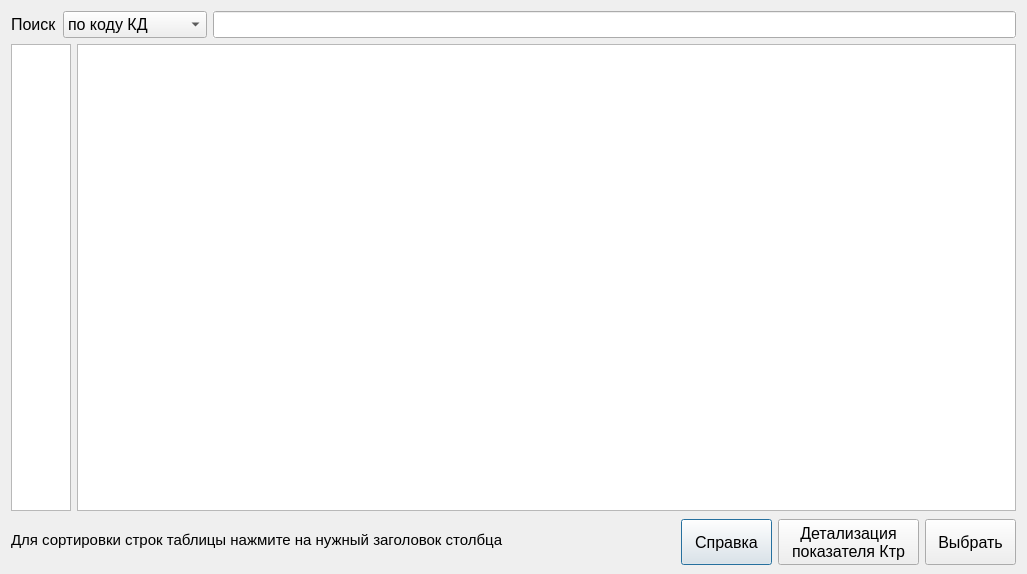
Before: the Qt Designer form listkd.ui in YakSid/KDC_RSREU, drawn with Qt 5.
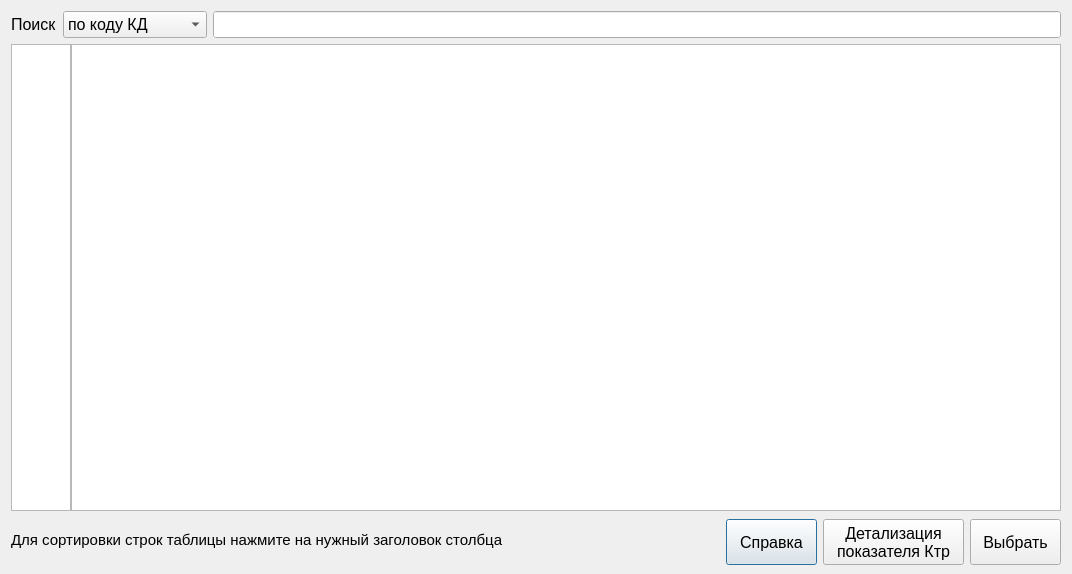
After: the same form once the commit is applied. Icons and pictures are not drawn.

The edit to the form file:
```diff
--- a/listkd.ui
+++ b/listkd.ui
@@ -6,7 +6,7 @@
    <rect>
     <x>0</x>
     <y>0</y>
-    <width>1027</width>
+    <width>1072</width>
     <height>574</height>
    </rect>
   </property>
@@ -66,6 +66,9 @@
    </item>
    <item row="1" column="0">
     <layout class="QHBoxLayout" name="horizontalLayout_3">
+     <property name="spacing">
+      <number>0</number>
+     </property>
      <item>
       <widget class="QListWidget" name="lw_id">
        <property name="maximumSize">
```
